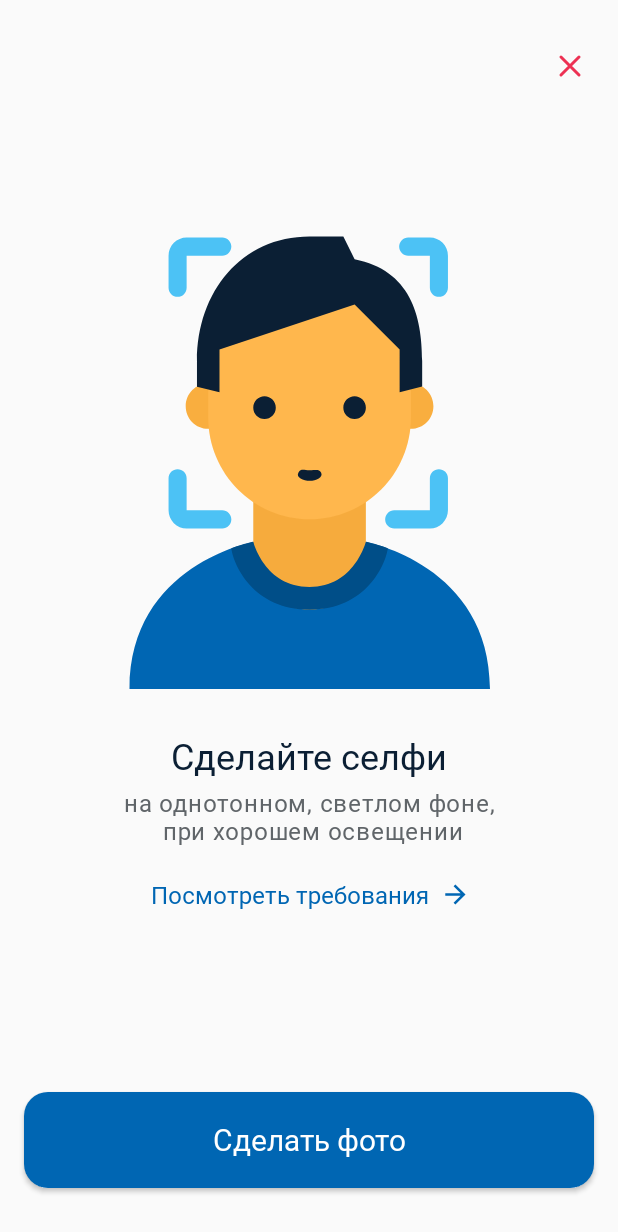
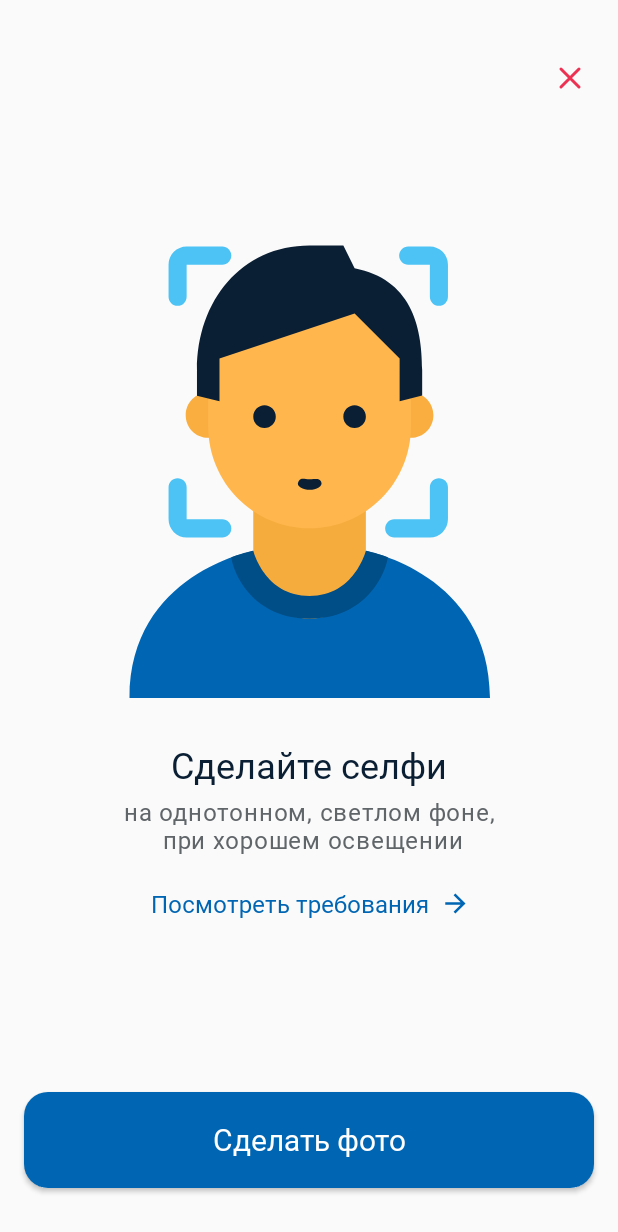
Before and after one commit to RealityBelka/MOBILE, an Android app: the FaceRulesFragment screen opened through its navigation route, on a phone screen of 412 x 824 dp. Shown: the top 1232 px of the screen. Run offline under Robolectric (Android 15) with nearby library versions, the phone set to English and light mode, and no system bars.

Commit message:
some refactoring

```diff
--- /dev/null
+++ b/feature-biometric/presentation/src/main/res/drawable/background_circle.xml
@@ -0,0 +1,4 @@
+<?xml version="1.0" encoding="utf-8"?>
+<shape xmlns:android="http://schemas.android.com/apk/res/android" android:shape="oval">
+    <solid android:color="@color/primary"/>
+</shape>
--- a/feature-biometric/presentation/src/main/res/layout/fragment_face_rules.xml
+++ b/feature-biometric/presentation/src/main/res/layout/fragment_face_rules.xml
@@ -5,9 +5,9 @@
 
     <ImageButton
         android:id="@+id/rulesExit"
-        android:layout_width="40dp"
-        android:layout_height="40dp"
-        android:layout_marginTop="24dp"
+        android:layout_width="@dimen/_40dp"
+        android:layout_height="@dimen/_40dp"
+        android:layout_marginTop="32dp"
         android:layout_marginEnd="12dp"
         android:background="@android:color/transparent"
         android:contentDescription="@string/close"
@@ -72,7 +72,6 @@
         app:layout_constraintStart_toStartOf="parent"
         app:layout_constraintTop_toBottomOf="@+id/textStartFollow" />
 
-
     <Button
         android:id="@+id/rulesStart"
         android:layout_width="match_parent"
--- /dev/null
+++ b/feature-biometric/presentation/src/main/res/values/dimens.xml
@@ -0,0 +1,4 @@
+<?xml version="1.0" encoding="utf-8"?>
+<resources>
+    <dimen name="_40dp">40dp</dimen>
+</resources>
```
Also changed, not shown: feature-biometric/presentation/src/main/res/layout/fragment_face_rules_list.xml (+4 -4 lines), feature-biometric/presentation/src/main/res/layout/fragment_start_page.xml (+3 -4 lines).
